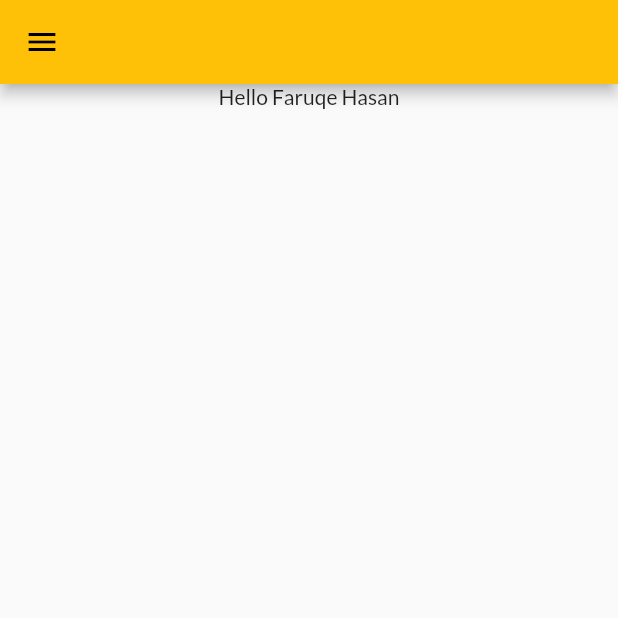
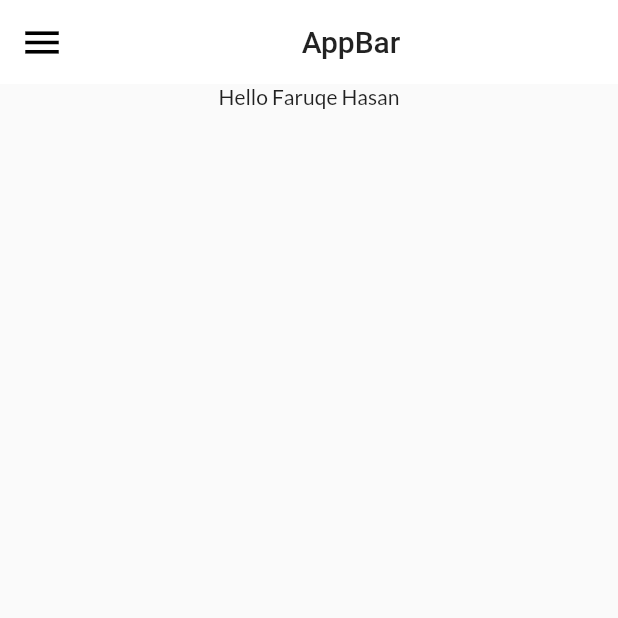
Before and after one commit to Faruqe560/30DaysOfFlutter, a Flutter app: the screen it shows after launch, on a phone screen of 412 x 824 dp, the top half of it. Run offline on Flutter 3.47's test engine with Material 2 defaults, Android fonts, the phone set to English and light mode, and no system bars; our stand-ins replace google_fonts.

Commit message:
day 10 theme change

```diff
--- a/lib/main.dart
+++ b/lib/main.dart
@@ -2,6 +2,7 @@ import 'package:flutter/material.dart';
 import 'package:flutter_8_hourse/pages/home_page.dart';
 import 'package:flutter_8_hourse/pages/login_page.dart';
 import 'package:flutter_8_hourse/utils/routes.dart';
+import 'package:flutter_8_hourse/widgets/themes.dart';
 import 'package:google_fonts/google_fonts.dart';
 
 void main() {
@@ -15,12 +16,9 @@ class MyApp extends StatelessWidget {
     return MaterialApp(
       debugShowCheckedModeBanner: false,
       title: 'Flutter Demo',
-      theme: ThemeData(
-        primarySwatch: Colors.amber,
-        fontFamily: GoogleFonts.lato().fontFamily,
-      ),
+      theme: MyTheme.lightThem(context),
       themeMode: ThemeMode.light,
-      darkTheme: ThemeData(brightness: Brightness.light),
+      darkTheme: MyTheme.dartThem(context),
 
       //home: HomePage(),
       initialRoute: MyRoutes.homeRoute,
--- a/lib/pages/home_page.dart
+++ b/lib/pages/home_page.dart
@@ -9,7 +9,9 @@ class HomePage extends StatelessWidget {
   Widget build(BuildContext context) {
     return Scaffold(
       drawer: MyDrawer(),
-      appBar: AppBar(),
+      appBar: AppBar(
+        title: Center(child: Text("AppBar")),
+      ),
       body: Center(
         child: Column(
           children: [Text("Hello Faruqe Hasan")],
--- /dev/null
+++ b/lib/widgets/themes.dart
@@ -0,0 +1,17 @@
+import 'package:flutter/material.dart';
+import 'package:google_fonts/google_fonts.dart';
+
+class MyTheme {
+  static ThemeData lightThem(BuildContext context) => ThemeData(
+        primarySwatch: Colors.amber,
+        fontFamily: GoogleFonts.lato().fontFamily,
+        appBarTheme: AppBarTheme(
+          color: Colors.white,
+          elevation: 0.0,
+          iconTheme: IconThemeData(color: Colors.black, size: 30.0),
+          textTheme: Theme.of(context).textTheme,
+        ),
+      );
+  static ThemeData dartThem(BuildContext context) =>
+      ThemeData(brightness: Brightness.light);
+}
```
